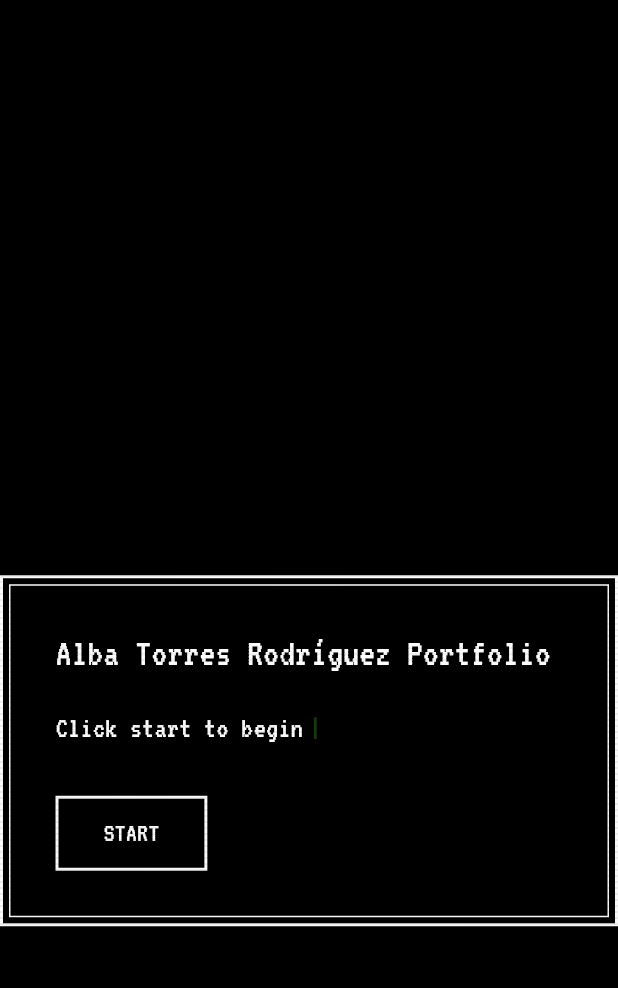
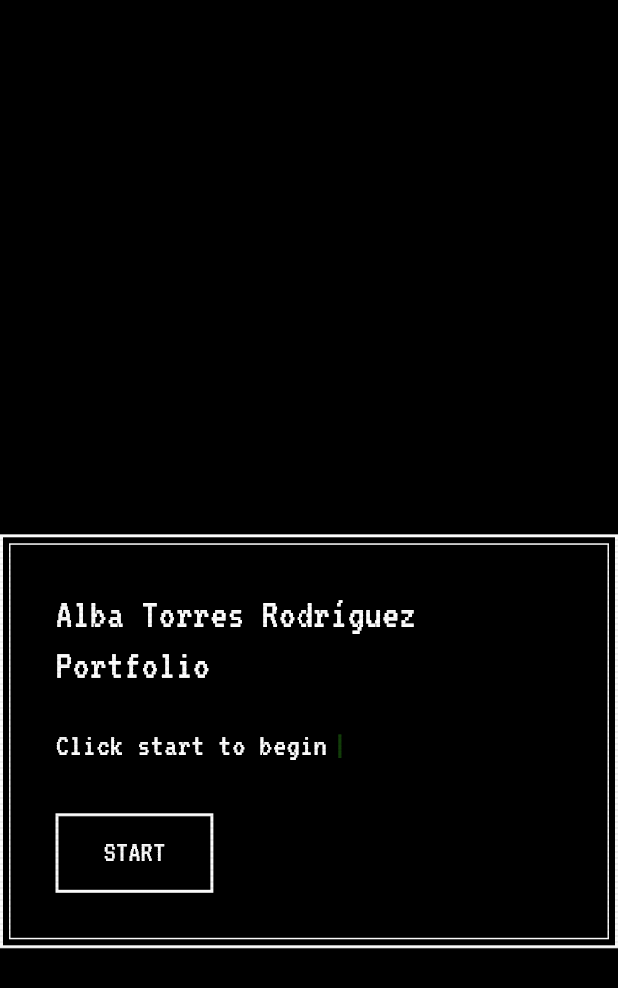
Before and after one commit to PeachBlack-Alba/peach_black, a Flutter app: the screen it shows after launch, on a phone screen of 412 x 824 dp. Shown: the top 988 px of the screen. Run offline on Flutter 3.47's test engine with Material 3 defaults, Android fonts, the phone set to English and light mode, and no system bars; our stand-ins replace equatable, flutter_bloc; missing offline and left inert: dart:html, dart:ui_web.

Commit message:
update images

```diff
--- a/lib/core/theme/app_theme.dart
+++ b/lib/core/theme/app_theme.dart
@@ -64,7 +64,7 @@ class AppTheme {
         elevation: 0,
         titleTextStyle: TextStyle(
           fontFamily: AppConstants.fontFamily,
-          fontSize: 20,
+          fontSize: 22,
           color: AppConstants.primaryTextColor,
           shadows: AppConstants.textShadow,
         ),
@@ -87,29 +87,29 @@ class AppTheme {
 
     return TextTheme(
       // Display styles (largest text)
-      displayLarge: baseStyle.copyWith(fontSize: 57),
-      displayMedium: baseStyle.copyWith(fontSize: 45),
-      displaySmall: baseStyle.copyWith(fontSize: 36),
+      displayLarge: baseStyle.copyWith(fontSize: 59),
+      displayMedium: baseStyle.copyWith(fontSize: 47),
+      displaySmall: baseStyle.copyWith(fontSize: 38),
 
       // Headline styles (headers)
-      headlineLarge: baseStyle.copyWith(fontSize: 32),
-      headlineMedium: baseStyle.copyWith(fontSize: 28),
-      headlineSmall: baseStyle.copyWith(fontSize: 24),
+      headlineLarge: baseStyle.copyWith(fontSize: 34),
+      headlineMedium: baseStyle.copyWith(fontSize: 30),
+      headlineSmall: baseStyle.copyWith(fontSize: 26),
 
       // Title styles (section titles)
-      titleLarge: baseStyle.copyWith(fontSize: 22),
-      titleMedium: baseStyle.copyWith(fontSize: 16),
-      titleSmall: baseStyle.copyWith(fontSize: 14),
+      titleLarge: baseStyle.copyWith(fontSize: 24),
+      titleMedium: baseStyle.copyWith(fontSize: 18),
+      titleSmall: baseStyle.copyWith(fontSize: 16),
 
       // Body styles (main content)
-      bodyLarge: baseStyle.copyWith(fontSize: 16),
-      bodyMedium: baseStyle.copyWith(fontSize: 14),
-      bodySmall: baseStyle.copyWith(fontSize: 12),
+      bodyLarge: baseStyle.copyWith(fontSize: 18),
+      bodyMedium: baseStyle.copyWith(fontSize: 16),
+      bodySmall: baseStyle.copyWith(fontSize: 14),
 
       // Label styles (buttons, labels)
-      labelLarge: baseStyle.copyWith(fontSize: 14),
-      labelMedium: baseStyle.copyWith(fontSize: 12),
-      labelSmall: baseStyle.copyWith(fontSize: 11),
+      labelLarge: baseStyle.copyWith(fontSize: 16),
+      labelMedium: baseStyle.copyWith(fontSize: 14),
+      labelSmall: baseStyle.copyWith(fontSize: 13),
     );
   }
 }
--- a/lib/screens/start_screen.dart
+++ b/lib/screens/start_screen.dart
@@ -109,7 +109,7 @@ class _StartScreenState extends State<StartScreen>
                           const Text(
                             'Alba Torres Rodríguez Portfolio',
                             style: TextStyle(
-                              fontSize: 26,
+                              fontSize: 28,
                               fontFamily: 'VT323',
                               color: Colors.white,
                               height: 1.2,
@@ -130,7 +130,7 @@ class _StartScreenState extends State<StartScreen>
                               const Text(
                                 'Click start to begin',
                                 style: TextStyle(
-                                  fontSize: 20,
+                                  fontSize: 22,
                                   fontFamily: 'VT323',
                                   color: Colors.white,
                                   shadows: [
@@ -150,7 +150,7 @@ class _StartScreenState extends State<StartScreen>
                                     child: const Text(
                                       '|',
                                       style: TextStyle(
-                                        fontSize: 20,
+                                        fontSize: 22,
                                         fontFamily: 'VT323',
                                         color: Color(0xFF4AF626),
                                         shadows: [
@@ -174,7 +174,7 @@ class _StartScreenState extends State<StartScreen>
                             Text(
                               _loadingText,
                               style: const TextStyle(
-                                fontSize: 20,
+                                fontSize: 22,
                                 fontFamily: 'VT323',
                                 color: Colors.white,
                                 shadows: [
@@ -189,7 +189,7 @@ class _StartScreenState extends State<StartScreen>
                             RetroButton(
                               text: 'START',
                               onPressed: _handleStart,
-                              fontSize: 18,
+                              fontSize: 20,
                               fontFamily: 'VT323',
                               padding: const EdgeInsets.symmetric(
                                 horizontal: 30,
--- a/lib/ui/desktop/desktop_icon.dart
+++ b/lib/ui/desktop/desktop_icon.dart
@@ -110,7 +110,7 @@ class _DesktopIconState extends State<DesktopIcon> {
                 widget.label,
                 style: TextStyle(
                   fontFamily: 'VT323',
-                  fontSize: 14,
+                  fontSize: 16,
                   color: _isSelected ? Colors.white : Colors.white70,
                   shadows: [
                     Shadow(
--- a/lib/ui/retro/code_panel.dart
+++ b/lib/ui/retro/code_panel.dart
@@ -75,7 +75,7 @@ class CodePanel extends StatelessWidget {
               fileName,
               style: const TextStyle(
                 fontFamily: 'VT323',
-                fontSize: 18,
+                fontSize: 20,
                 color: Colors.white70,
                 shadows: [
                   Shadow(
@@ -100,7 +100,7 @@ class CodePanel extends StatelessWidget {
                   loopDelay: loopDelay,
                   textStyle: const TextStyle(
                     fontFamily: 'VT323',
-                    fontSize: 18,
+                    fontSize: 20,
                     color: Colors.white,
                     height: 1.4,
                     shadows: [
--- a/lib/ui/retro/typewriter_text.dart
+++ b/lib/ui/retro/typewriter_text.dart
@@ -178,7 +178,7 @@ class _TypewriterTextState extends State<TypewriterText> {
       style: widget.textStyle ?? const TextStyle(
         fontFamily: AppConstants.fontFamily,
         color: AppConstants.primaryTextColor,
-        fontSize: 14,
+        fontSize: 16,
         shadows: AppConstants.textShadow,
       ),
     );
```
Also changed, not shown: lib/apps/doom_app.dart (+5 -5 lines), lib/core/constants/text_styles.dart (+48 -48 lines), lib/screens/portfolio_screen.dart (+5 -5 lines), lib/ui/windows/contact_window.dart (+12 -31 lines), lib/ui/windows/work_window.dart (+13 -31 lines).
